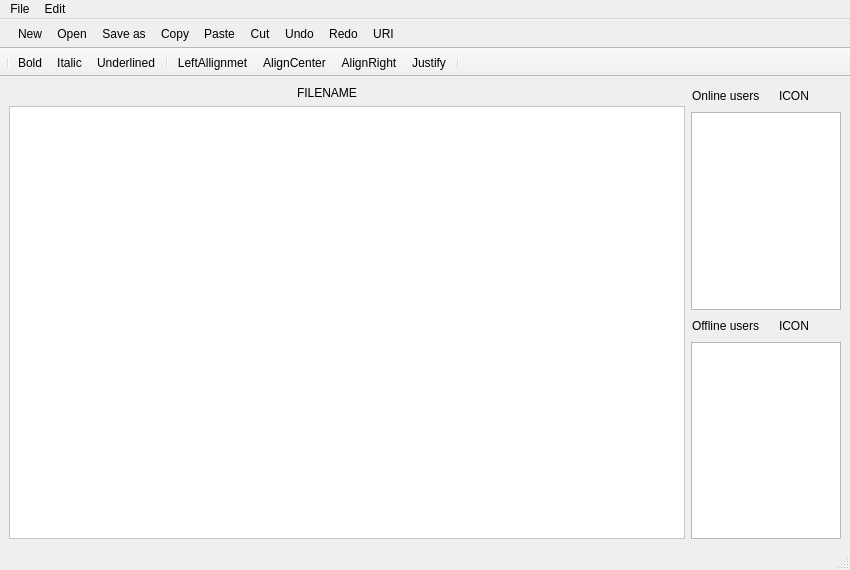
Before: the Qt Designer form client/editor.ui in PoliDox/PoliDox, drawn with Qt 5.
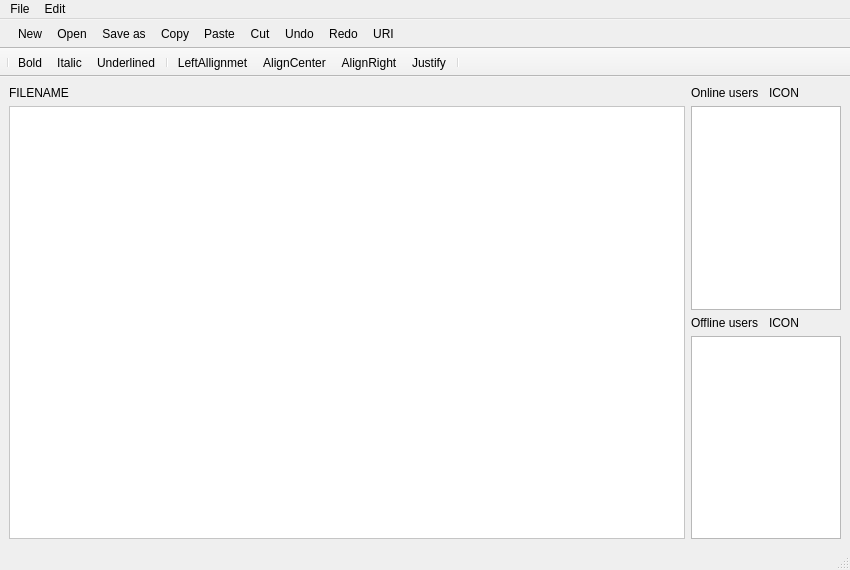
After: the same form once the commit is applied. Icons and pictures are not drawn.

The edit to the form file:
```diff
--- a/client/editor.ui
+++ b/client/editor.ui
@@ -29,9 +29,15 @@
          <layout class="QHBoxLayout" name="horizontalLayout_5">
           <item>
            <widget class="QLabel" name="currentFile">
+            <property name="sizePolicy">
+             <sizepolicy hsizetype="Expanding" vsizetype="Preferred">
+              <horstretch>0</horstretch>
+              <verstretch>0</verstretch>
+             </sizepolicy>
+            </property>
             <property name="maximumSize">
              <size>
-              <width>100</width>
+              <width>16777215</width>
               <height>16777215</height>
              </size>
             </property>
@@ -59,6 +65,9 @@
       </item>
       <item>
        <layout class="QVBoxLayout" name="verticalLayout">
+        <property name="sizeConstraint">
+         <enum>QLayout::SetNoConstraint</enum>
+        </property>
         <item>
          <layout class="QHBoxLayout" name="horizontalLayout_3">
           <item>
@@ -76,9 +85,15 @@
           </item>
           <item>
            <widget class="QLabel" name="label">
+            <property name="sizePolicy">
+             <sizepolicy hsizetype="Preferred" vsizetype="Preferred">
+              <horstretch>0</horstretch>
+              <verstretch>0</verstretch>
+             </sizepolicy>
+            </property>
             <property name="maximumSize">
              <size>
-              <width>40</width>
+              <width>16777215</width>
               <height>16777215</height>
              </size>
             </property>
@@ -87,22 +102,6 @@
             </property>
            </widget>
           </item>
-          <item>
-           <spacer name="horizontalSpacer_3">
-            <property name="orientation">
-             <enum>Qt::Horizontal</enum>
-            </property>
-            <property name="sizeType">
-             <enum>QSizePolicy::Fixed</enum>
-            </property>
-            <property name="sizeHint" stdset="0">
-             <size>
-              <width>20</width>
-              <height>20</height>
-             </size>
-            </property>
-           </spacer>
-          </item>
          </layout>
         </item>
         <item>
@@ -132,9 +131,15 @@
           </item>
           <item>
            <widget class="QLabel" name="label_2">
+            <property name="sizePolicy">
+             <sizepolicy hsizetype="Preferred" vsizetype="Preferred">
+              <horstretch>0</horstretch>
+              <verstretch>0</verstretch>
+             </sizepolicy>
+            </property>
             <property name="maximumSize">
              <size>
-              <width>40</width>
+              <width>16777215</width>
               <height>16777215</height>
              </size>
             </property>
@@ -143,22 +148,6 @@
             </property>
            </widget>
           </item>
-          <item>
-           <spacer name="horizontalSpacer_4">
-            <property name="orientation">
-             <enum>Qt::Horizontal</enum>
-            </property>
-            <property name="sizeType">
-             <enum>QSizePolicy::Fixed</enum>
-            </property>
-            <property name="sizeHint" stdset="0">
-             <size>
-              <width>20</width>
-              <height>20</height>
-             </size>
-            </property>
-           </spacer>
-          </item>
          </layout>
         </item>
         <item>
```
